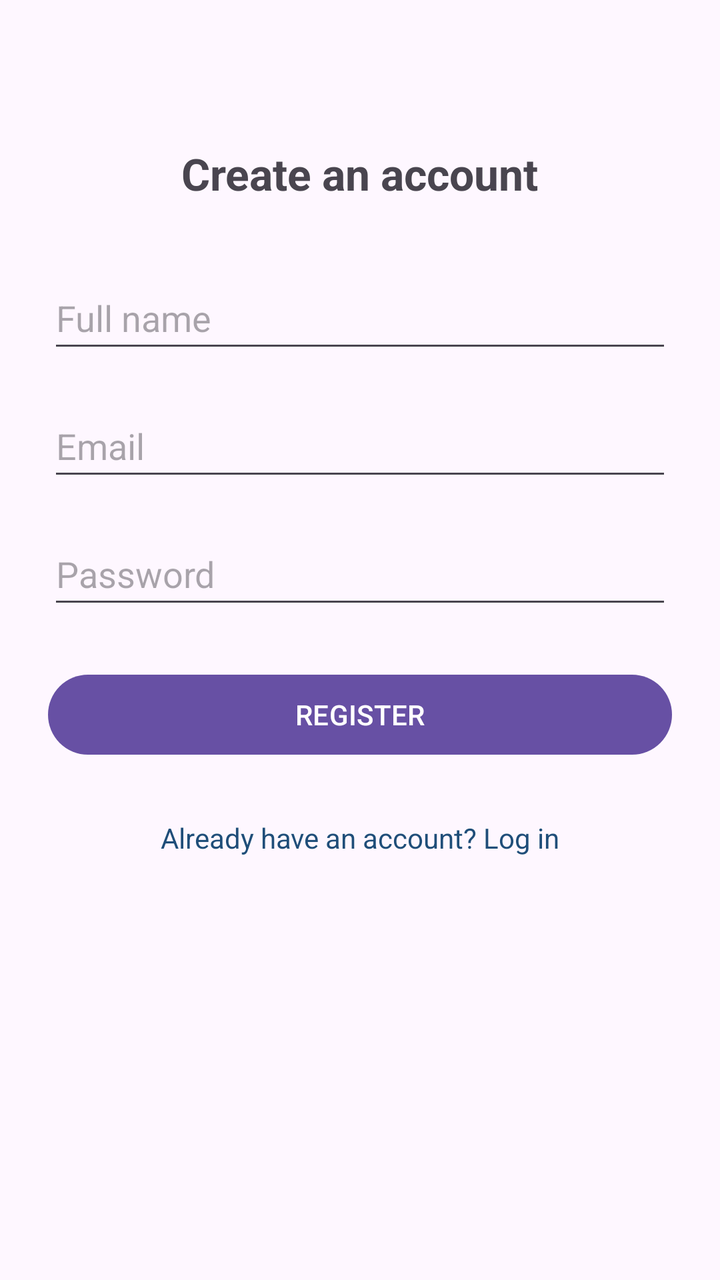
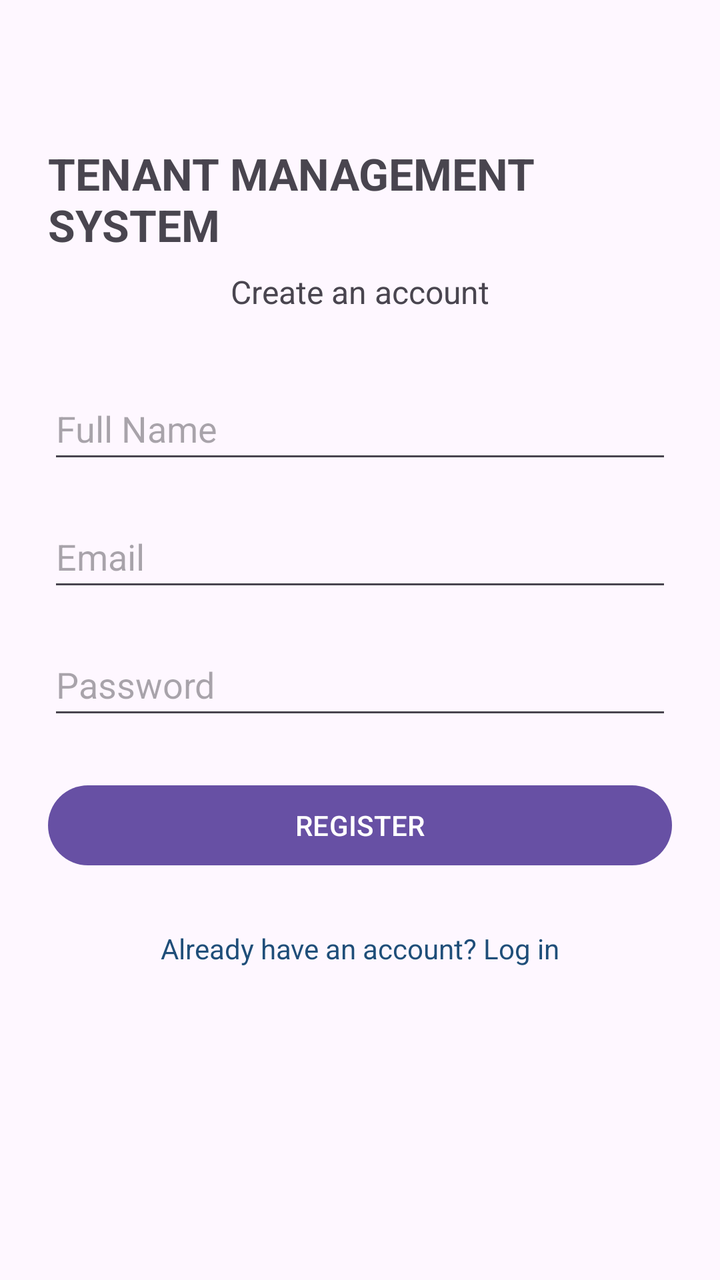

An Android layout rendered at two revisions. The XML below is the earlier revision; the diff shows what the commit changed to produce the second picture.
<!-- AndroidManifest.xml: application theme Theme.Tenantmanagementsystemss -->
<!-- res/layout/activity_register.xml -->
<?xml version="1.0" encoding="utf-8"?>
<layout xmlns:android="http://schemas.android.com/apk/res/android"
    xmlns:app="http://schemas.android.com/apk/res-auto">

    <androidx.constraintlayout.widget.ConstraintLayout
        android:layout_width="match_parent"
        android:layout_height="match_parent"
        android:fitsSystemWindows="true"
        android:padding="24dp">

        <TextView
            android:id="@+id/registerTitleTextView"
            android:layout_width="wrap_content"
            android:layout_height="wrap_content"
            android:text="Create an account"
            android:textSize="22sp"
            android:textStyle="bold"
            android:layout_marginTop="48dp"
            app:layout_constraintTop_toTopOf="parent"
            app:layout_constraintStart_toStartOf="parent"
            app:layout_constraintEnd_toEndOf="parent" />

        <EditText
            android:id="@+id/fullNameEditText"
            android:layout_width="0dp"
            android:layout_height="wrap_content"
            android:hint="Full name"
            android:inputType="textPersonName"
            android:minHeight="48dp"
            android:layout_marginTop="32dp"
            app:layout_constraintTop_toBottomOf="@id/registerTitleTextView"
            app:layout_constraintStart_toStartOf="parent"
            app:layout_constraintEnd_toEndOf="parent" />

        <EditText
            android:id="@+id/registerEmailEditText"
            android:layout_width="0dp"
            android:layout_height="wrap_content"
            android:hint="Email"
            android:inputType="textEmailAddress"
            android:minHeight="48dp"
            android:layout_marginTop="16dp"
            app:layout_constraintTop_toBottomOf="@id/fullNameEditText"
            app:layout_constraintStart_toStartOf="parent"
            app:layout_constraintEnd_toEndOf="parent" />

        <EditText
            android:id="@+id/registerPasswordEditText"
            android:layout_width="0dp"
            android:layout_height="wrap_content"
            android:hint="Password"
            android:inputType="textPassword"
            android:minHeight="48dp"
            android:layout_marginTop="16dp"
            app:layout_constraintTop_toBottomOf="@id/registerEmailEditText"
            app:layout_constraintStart_toStartOf="parent"
            app:layout_constraintEnd_toEndOf="parent" />

        <Button
            android:id="@+id/registerButton"
            android:layout_width="0dp"
            android:layout_height="wrap_content"
            android:text="REGISTER"
            android:layout_marginTop="24dp"
            app:layout_constraintTop_toBottomOf="@id/registerPasswordEditText"
            app:layout_constraintStart_toStartOf="parent"
            app:layout_constraintEnd_toEndOf="parent" />

        <TextView
            android:id="@+id/loginLinkTextView"
            android:layout_width="wrap_content"
            android:layout_height="wrap_content"
            android:text="Already have an account? Log in"
            android:textColor="#1F4E79"
            android:padding="12dp"
            android:layout_marginTop="16dp"
            app:layout_constraintTop_toBottomOf="@id/registerButton"
            app:layout_constraintStart_toStartOf="parent"
            app:layout_constraintEnd_toEndOf="parent" />

    </androidx.constraintlayout.widget.ConstraintLayout>
</layout>
<!-- resources referenced by this layout -->
<resources>
  <style name="Theme.Tenantmanagementsystemss" parent="Base.Theme.Tenantmanagementsystemss" />
  <style name="Base.Theme.Tenantmanagementsystemss" parent="Theme.Material3.DayNight.NoActionBar">
          
          
      </style>
</resources>

<!-- the commit's change to res/layout/activity_register.xml (unified diff, before → after) -->
@@ -1,82 +1,91 @@
 <?xml version="1.0" encoding="utf-8"?>
-<layout xmlns:android="http://schemas.android.com/apk/res/android"
-    xmlns:app="http://schemas.android.com/apk/res-auto">
+<androidx.constraintlayout.widget.ConstraintLayout
+    xmlns:android="http://schemas.android.com/apk/res/android"
+    xmlns:app="http://schemas.android.com/apk/res-auto"
+    android:layout_width="match_parent"
+    android:layout_height="match_parent"
+    android:fitsSystemWindows="true"
+    android:padding="24dp">
 
-    <androidx.constraintlayout.widget.ConstraintLayout
-        android:layout_width="match_parent"
-        android:layout_height="match_parent"
-        android:fitsSystemWindows="true"
-        android:padding="24dp">
+    <TextView
+        android:id="@+id/registerTitleTextView"
+        android:layout_width="wrap_content"
+        android:layout_height="wrap_content"
+        android:text="TENANT MANAGEMENT SYSTEM"
+        android:textSize="22sp"
+        android:textStyle="bold"
+        android:layout_marginTop="48dp"
+        app:layout_constraintTop_toTopOf="parent"
+        app:layout_constraintStart_toStartOf="parent"
+        app:layout_constraintEnd_toEndOf="parent" />
 
-        <TextView
-            android:id="@+id/registerTitleTextView"
-            android:layout_width="wrap_content"
-            android:layout_height="wrap_content"
-            android:text="Create an account"
-            android:textSize="22sp"
-            android:textStyle="bold"
-            android:layout_marginTop="48dp"
-            app:layout_constraintTop_toTopOf="parent"
-            app:layout_constraintStart_toStartOf="parent"
-            app:layout_constraintEnd_toEndOf="parent" />
+    <TextView
+        android:id="@+id/registerSubtitleTextView"
+        android:layout_width="wrap_content"
+        android:layout_height="wrap_content"
+        android:text="Create an account"
+        android:textSize="16sp"
+        android:layout_marginTop="8dp"
+        app:layout_constraintTop_toBottomOf="@id/registerTitleTextView"
+        app:layout_constraintStart_toStartOf="parent"
+        app:layout_constraintEnd_toEndOf="parent" />
 
-        <EditText
-            android:id="@+id/fullNameEditText"
-            android:layout_width="0dp"
-            android:layout_height="wrap_content"
-            android:hint="Full name"
-            android:inputType="textPersonName"
-            android:minHeight="48dp"
-            android:layout_marginTop="32dp"
-            app:layout_constraintTop_toBottomOf="@id/registerTitleTextView"
-            app:layout_constraintStart_toStartOf="parent"
-            app:layout_constraintEnd_toEndOf="parent" />
+    <EditText
+        android:id="@+id/fullNameEditText"
+        android:layout_width="0dp"
+        android:layout_height="wrap_content"
+        android:hint="Full Name"
+        android:inputType="textPersonName"
+        android:minHeight="48dp"
+        android:layout_marginTop="32dp"
+        app:layout_constraintTop_toBottomOf="@id/registerSubtitleTextView"
+        app:layout_constraintStart_toStartOf="parent"
+        app:layout_constraintEnd_toEndOf="parent" />
 
-        <EditText
-            android:id="@+id/registerEmailEditText"
-            android:layout_width="0dp"
-            android:layout_height="wrap_content"
-            android:hint="Email"
-            android:inputType="textEmailAddress"
-            android:minHeight="48dp"
-            android:layout_marginTop="16dp"
-            app:layout_constraintTop_toBottomOf="@id/fullNameEditText"
-            app:layout_constraintStart_toStartOf="parent"
-            app:layout_constraintEnd_toEndOf="parent" />
+    <EditText
+        android:id="@+id/registerEmailEditText"
+        android:layout_width="0dp"
+        android:layout_height="wrap_content"
+        android:hint="Email"
+        android:inputType="textEmailAddress"
+        android:minHeight="48dp"
+        android:layout_marginTop="16dp"
+        app:layout_constraintTop_toBottomOf="@id/fullNameEditText"
+        app:layout_constraintStart_toStartOf="parent"
+        app:layout_constraintEnd_toEndOf="parent" />
 
-        <EditText
-            android:id="@+id/registerPasswordEditText"
-            android:layout_width="0dp"
-            android:layout_height="wrap_content"
-            android:hint="Password"
-            android:inputType="textPassword"
-            android:minHeight="48dp"
-            android:layout_marginTop="16dp"
-            app:layout_constraintTop_toBottomOf="@id/registerEmailEditText"
-            app:layout_constraintStart_toStartOf="parent"
-            app:layout_constraintEnd_toEndOf="parent" />
+    <EditText
+        android:id="@+id/registerPasswordEditText"
+        android:layout_width="0dp"
+        android:layout_height="wrap_content"
+        android:hint="Password"
+        android:inputType="textPassword"
+        android:minHeight="48dp"
+        android:layout_marginTop="16dp"
+        app:layout_constraintTop_toBottomOf="@id/registerEmailEditText"
+        app:layout_constraintStart_toStartOf="parent"
+        app:layout_constraintEnd_toEndOf="parent" />
 
-        <Button
-            android:id="@+id/registerButton"
-            android:layout_width="0dp"
-            android:layout_height="wrap_content"
-            android:text="REGISTER"
-            android:layout_marginTop="24dp"
-            app:layout_constraintTop_toBottomOf="@id/registerPasswordEditText"
-            app:layout_constraintStart_toStartOf="parent"
-            app:layout_constraintEnd_toEndOf="parent" />
+    <Button
+        android:id="@+id/registerButton"
+        android:layout_width="0dp"
+        android:layout_height="wrap_content"
+        android:text="REGISTER"
+        android:layout_marginTop="24dp"
+        app:layout_constraintTop_toBottomOf="@id/registerPasswordEditText"
+        app:layout_constraintStart_toStartOf="parent"
+        app:layout_constraintEnd_toEndOf="parent" />
 
-        <TextView
-            android:id="@+id/loginLinkTextView"
-            android:layout_width="wrap_content"
-            android:layout_height="wrap_content"
-            android:text="Already have an account? Log in"
-            android:textColor="#1F4E79"
-            android:padding="12dp"
-            android:layout_marginTop="16dp"
-            app:layout_constraintTop_toBottomOf="@id/registerButton"
-            app:layout_constraintStart_toStartOf="parent"
-            app:layout_constraintEnd_toEndOf="parent" />
+    <TextView
+        android:id="@+id/loginLinkTextView"
+        android:layout_width="wrap_content"
+        android:layout_height="wrap_content"
+        android:text="Already have an account? Log in"
+        android:textColor="#1F4E79"
+        android:padding="12dp"
+        android:layout_marginTop="16dp"
+        app:layout_constraintTop_toBottomOf="@id/registerButton"
+        app:layout_constraintStart_toStartOf="parent"
+        app:layout_constraintEnd_toEndOf="parent" />
 
-    </androidx.constraintlayout.widget.ConstraintLayout>
-</layout>
+</androidx.constraintlayout.widget.ConstraintLayout>
